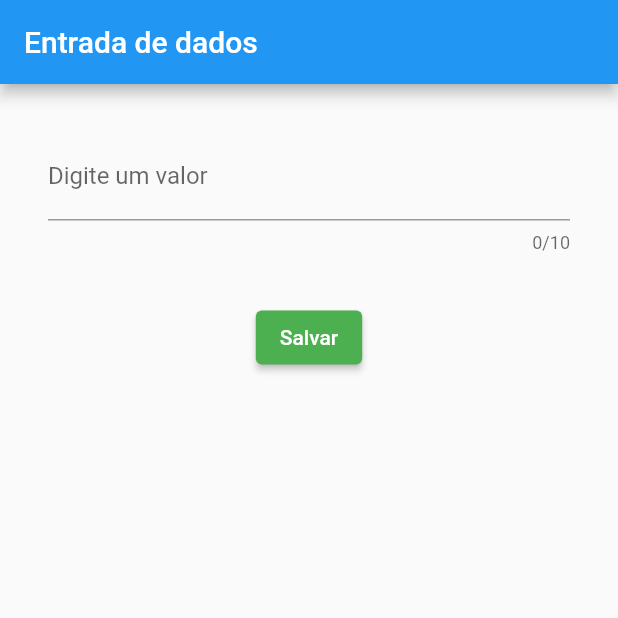
After one commit to rotciWictorCW/Apps-Flutter, a Flutter app: the App screen opened directly, on a phone screen of 412 x 824 dp, the top half of it. The commit adds this screen. Run offline on Flutter 3.47's test engine with Material 2 defaults, Android fonts, the phone set to English and light mode, and no system bars.

Commit message:
aula utilizando caixas de texto

```diff
--- /dev/null
+++ b/alcool_ou_gasolina/lib/App.dart
@@ -0,0 +1,67 @@
+import 'package:flutter/material.dart';
+
+class App extends StatefulWidget {
+  const App({Key? key}) : super(key: key);
+
+  @override
+  State<App> createState() => _AppState();
+}
+
+class _AppState extends State<App> {
+
+  TextEditingController _textEditingController = TextEditingController();
+
+  @override
+  Widget build(BuildContext context) {
+    return Scaffold(
+      appBar: AppBar(
+        title: Text("Entrada de dados"),
+      ),
+      body: Container(
+        width: double.infinity,
+
+          child: Column(
+            children: [
+              Padding(
+                  padding: EdgeInsets.all(32),
+                  child: TextField(
+                    // text, number, emailAddress, datetime
+                    keyboardType: TextInputType.number,
+                    decoration: InputDecoration(
+                      labelText: "Digite um valor"
+                    ),
+                    //enabled: false,
+                    maxLength: 10,
+                    //maxLengthEnforcement: , não parece funcionar o max legth ja trava
+                    /*style: TextStyle(
+                      fontSize: 32,
+                      color: Colors.green,
+                    ),*/
+                    //obscureText: true,
+                    /*onChanged: (String e){
+                      print("valor digitado: " + text);
+                    },*/
+                    onSubmitted: (String text){
+                      print("valor digitado onsub: " + text);
+                    },
+                    controller: _textEditingController,
+                  ),
+              ),
+              ElevatedButton(
+                style: ElevatedButton.styleFrom(
+                  primary: Colors.green,
+                  onPrimary: Colors.white,
+                ),
+                onPressed: (){
+                  print("valor digitado: " + _textEditingController.text);
+                },
+                child: Text(
+                  "Salvar"
+                ),
+              ),
+            ],
+          ),
+        ),
+      );
+    }
+  }
```
Also changed, not shown: alcool_ou_gasolina/analysis_options.yaml (added, +29 -0 lines), alcool_ou_gasolina/lib/main.dart (added, +11 -0 lines), alcool_ou_gasolina/pubspec.yaml (added, +89 -0 lines), jokenpo/lib/Jogo.dart (+4 -8 lines), alcool_ou_gasolina/pubspec.lock (added), 61 other files.
